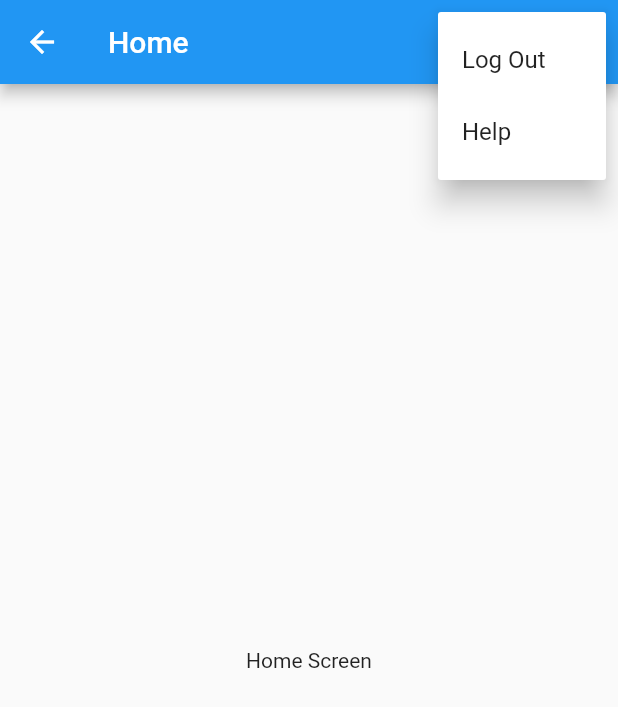
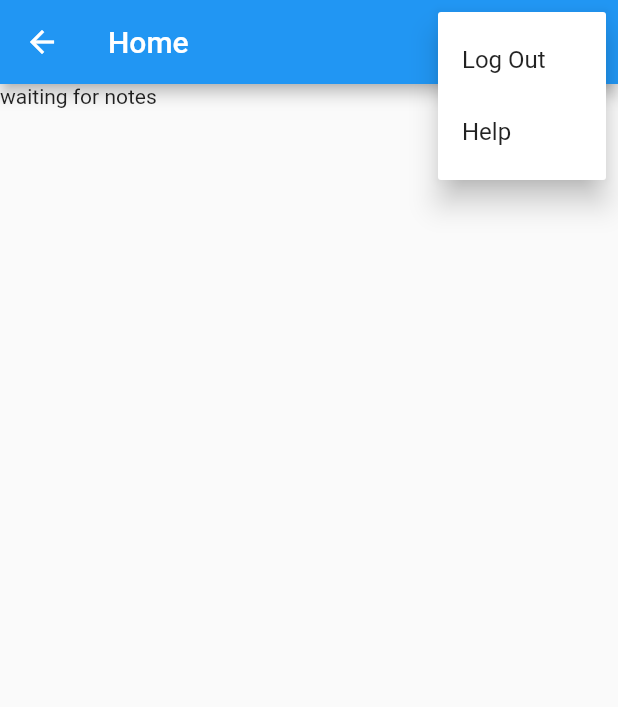
Before and after one commit to saninthottungal/Notes, a Flutter app: the ScreenNotes screen opened by its route, after a tap on the "more vert" icon, on a phone screen of 412 x 824 dp. Shown: the top 707 px of the screen. Run offline on Flutter 3.47's test engine with Material 2 defaults, Android fonts, the phone set to English and light mode, and no system bars; our stand-ins replace firebase_auth, firebase_core, sqflite; accounts and stored records are empty; network calls fail.

Commit message:
more changes

```diff
--- a/lib/Screens/EmailVerify.dart
+++ b/lib/Screens/EmailVerify.dart
@@ -40,7 +40,7 @@ class EmailVerify extends StatelessWidget {
                   user.refreshUser();
                   if (user.isEmailVerified) {
                     Navigator.of(context)
-                        .pushNamedAndRemoveUntil("home", (route) => false);
+                        .pushNamedAndRemoveUntil("notes", (route) => false);
                   } else {
                     SnackBaar.show(context, "Your email is not verified yet");
                   }
--- a/lib/Screens/ScreenLogin.dart
+++ b/lib/Screens/ScreenLogin.dart
@@ -70,7 +70,7 @@ class _ScreenLoginState extends State<ScreenLogin> {
                       if (!user.isEmailVerified) {
                         Navigator.of(context).pushNamed("verify");
                       } else {
-                        Navigator.of(context).pushReplacementNamed("home");
+                        Navigator.of(context).pushReplacementNamed("notes");
                       }
                     } on UserNotLoggedInAuthException catch (_) {
                       SnackBaar.show(context, "User Not Found");
--- a/lib/Screens/ScreenHome.dart
+++ b/lib/Screens/ScreenNotes.dart
@@ -1,5 +1,6 @@
 import 'package:firebase2/Services/Auth/AuthExceptions.dart';
 import 'package:firebase2/Services/Auth/AuthSerivce.dart';
+import 'package:firebase2/Services/Crud/notes_service.dart';
 import 'package:firebase2/Widgets/SnackBar.dart';
 import 'package:flutter/material.dart';
 
@@ -8,8 +9,28 @@ enum MenuActions {
   help,
 }
 
-class ScreenNotes extends StatelessWidget {
+class ScreenNotes extends StatefulWidget {
   const ScreenNotes({super.key});
+
+  @override
+  State<ScreenNotes> createState() => _ScreenNotesState();
+}
+
+class _ScreenNotesState extends State<ScreenNotes> {
+  late final NotesService _notesService;
+  String get userEmail => AuthService.firebase().getCurrentUser()!.email!;
+
+  @override
+  void initState() {
+    _notesService = NotesService();
+    super.initState();
+  }
+
+  @override
+  void dispose() {
+    _notesService.close();
+    super.dispose();
+  }
 
   @override
   Widget build(BuildContext context) {
@@ -49,10 +70,27 @@ class ScreenNotes extends StatelessWidget {
           }),
         ],
       ),
-      body: const SafeArea(
-          child: Center(
-        child: Text("Home Screen"),
-      )),
+      body: FutureBuilder(
+        future: _notesService.getOrCreateUser(email: userEmail),
+        builder: (ctx, snapshot) {
+          switch (snapshot.connectionState) {
+            case ConnectionState.done:
+              return StreamBuilder(
+                  stream: _notesService.allNotes,
+                  builder: (context, snapshot) {
+                    switch (snapshot.connectionState) {
+                      case ConnectionState.waiting:
+                        return const Text("waiting for notes");
+                      default:
+                        return const CircularProgressIndicator();
+                    }
+                  });
+
+            default:
+              return const CircularProgressIndicator();
+          }
+        },
+      ),
     );
   }
 }
--- a/lib/Screens/ScreenSplash.dart
+++ b/lib/Screens/ScreenSplash.dart
@@ -1,5 +1,5 @@
 import 'package:firebase2/Screens/EmailVerify.dart';
-import 'package:firebase2/Screens/ScreenHome.dart';
+import 'package:firebase2/Screens/ScreenNotes.dart';
 import 'package:firebase2/Screens/ScreenLogin.dart';
 import 'package:firebase2/Services/Auth/AuthSerivce.dart';
 import 'package:flutter/material.dart';
--- a/lib/Services/Auth/AuthUser.dart
+++ b/lib/Services/Auth/AuthUser.dart
@@ -2,6 +2,7 @@ import 'package:firebase_auth/firebase_auth.dart' show User;
 
 class AuthUser {
   final User _user;
+  String? get email => _user.email;
   bool get isEmailVerified => _user.emailVerified;
 
   void refreshUser() {
--- a/lib/Services/Crud/Constants.dart
+++ b/lib/Services/Crud/Constants.dart
@@ -10,13 +10,13 @@ const dbname = 'notes.db';
 const noteTable = 'note';
 const userTable = 'user';
 
-const createUserTable = '''CREATE TABLE IF NOT EXIST "User" (
+const createUserTable = '''CREATE TABLE IF NOT EXISTS "User" (
 	"id"	INTEGER NOT NULL,
 	"email"	TEXT NOT NULL UNIQUE,
 	PRIMARY KEY("id" AUTOINCREMENT)
   );''';
 
-const createNotesTable = '''CREATE TABLE IF NOT EXIST "Notes" (
+const createNotesTable = '''CREATE TABLE IF NOT EXISTS "Notes" (
 	"id"	INTEGER NOT NULL,
 	"user_id"	INTEGER NOT NULL,
 	"text"	TEXT,
--- a/lib/Services/Crud/notes_service.dart
+++ b/lib/Services/Crud/notes_service.dart
@@ -11,10 +11,16 @@ import 'package:path/path.dart' show join;
 Database? _db;
 
 class NotesService {
+  NotesService._sharedInstance();
+  static final NotesService _shared = NotesService._sharedInstance();
+  factory NotesService() => _shared;
+
   List<DatabaseNotes> _notes = [];
 
   final _noteStreamController =
       StreamController<List<DatabaseNotes>>.broadcast();
+
+  Stream<List<DatabaseNotes>> get allNotes => _noteStreamController.stream;
 
   Future<void> _cacheNotes() async {
     final allNotes = await getAllNotes();
@@ -23,6 +29,7 @@ class NotesService {
   }
 
   Future<DatabaseNotes> createNote({required DatabaseUser user}) async {
+    await _ensureDBisOpen();
     final db = getCurrentDB();
 
     final dbUser = await getUser(email: user.email);
@@ -46,6 +53,7 @@ class NotesService {
   }
 
   Future<void> deleteNote({required int id}) async {
+    await _ensureDBisOpen();
     final db = getCurrentDB();
 
     final results =
@@ -60,6 +68,7 @@ class NotesService {
   }
 
   Future<int> deleteAllNotes() async {
+    await _ensureDBisOpen();
     final db = getCurrentDB();
     final numberOfRows = await db.delete(noteTable);
     _notes = [];
@@ -68,6 +77,7 @@ class NotesService {
   }
 
   Future<DatabaseNotes> getNote({required int id}) async {
+    await _ensureDBisOpen();
     final db = getCurrentDB();
 
     final notes =
@@ -87,20 +97,20 @@ class NotesService {
   }
 
   Future<List<DatabaseNotes>> getAllNotes() async {
+    await _ensureDBisOpen();
     final db = getCurrentDB();
-
-    final allNotes = await db.query(noteTable);
-
-    if (allNotes.isEmpty) {
+    try {
+      final allNotes = await db.query(noteTable);
+      final notes = allNotes.map((e) => DatabaseNotes.fromRow(e));
+      return notes.toList();
+    } on DatabaseException {
       throw NoteNotFoundException();
     }
-
-    final notes = allNotes.map((e) => DatabaseNotes.fromRow(e));
-    return notes.toList();
   }
 
   Future<DatabaseNotes> updateNote(
       {required DatabaseNotes note, required String text}) async {
+    await _ensureDBisOpen();
     final db = getCurrentDB();
     //making sure note exist
     await getNote(id: note.id);
@@ -115,6 +125,14 @@ class NotesService {
       _notes.removeWhere((note) => note.id == updatedNote.id);
       _noteStreamController.add(_notes);
       return updatedNote;
+    }
+  }
+
+  Future<void> _ensureDBisOpen() async {
+    try {
+      await open();
+    } on DatabaseIsOpenException {
+      //nothing much....
     }
   }
 
@@ -156,6 +174,7 @@ class NotesService {
   }
 
   Future<void> deleteUser(String email) async {
+    await _ensureDBisOpen();
     final db = getCurrentDB();
     final deletedCount = await db.delete(userTable,
         where: 'email = ?', whereArgs: [email.toLowerCase()]);
@@ -165,6 +184,7 @@ class NotesService {
   }
 
   Future<DatabaseUser> createUser({required String email}) async {
+    await _ensureDBisOpen();
     final db = getCurrentDB();
     final results = await db.query(
       userTable,
@@ -183,6 +203,7 @@ class NotesService {
   }
 
   Future<DatabaseUser> getUser({required String email}) async {
+    await _ensureDBisOpen();
     final db = getCurrentDB();
     final results = await db.query(userTable,
         limit: 1, where: 'email = ?', whereArgs: [email.toLowerCase()]);
--- a/lib/main.dart
+++ b/lib/main.dart
@@ -1,5 +1,5 @@
 import 'package:firebase2/Screens/EmailVerify.dart';
-import 'package:firebase2/Screens/ScreenHome.dart';
+import 'package:firebase2/Screens/ScreenNotes.dart';
 import 'package:firebase2/Screens/ScreenLogin.dart';
 import 'package:firebase2/Screens/ScreenRegister.dart';
 import 'package:firebase2/Screens/ScreenSplash.dart';
```
